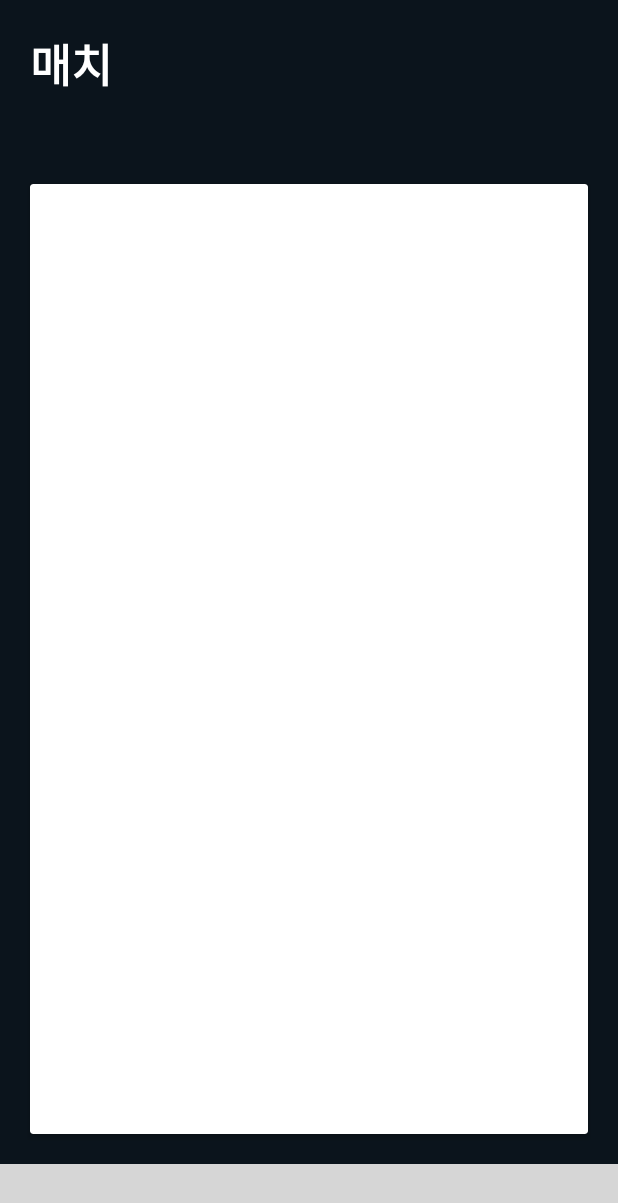
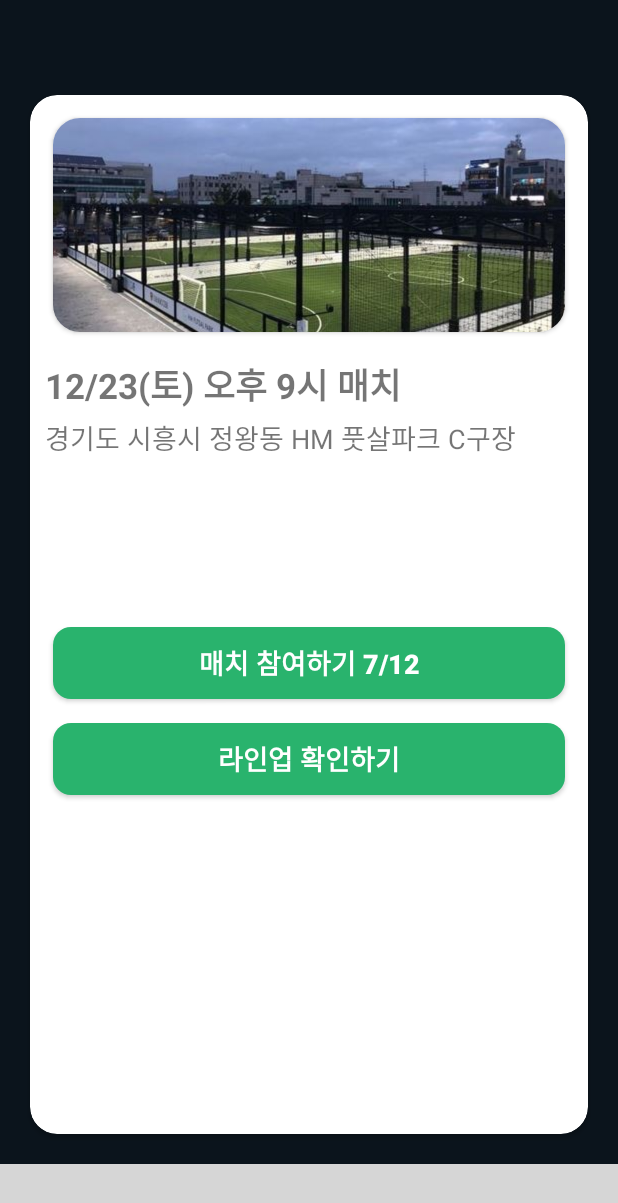
Before and after one commit to wakawakaProject/waka_waka_app, an Android app built with Jetpack Compose: the layout activity_match.xml on its own in the app's theme, with its tools: preview values and no code run, on a phone screen of 412 x 824 dp. Shown: the top 1203 px of the screen. Run offline under Robolectric (Android 15) with nearby library versions, the phone set to English and light mode, and no system bars; grey boxes are pictures that could not be loaded.

Commit message:
Fix: modify xml design

```diff
--- a/app/src/main/res/layout/activity_match.xml
+++ b/app/src/main/res/layout/activity_match.xml
@@ -1,42 +1,149 @@
 <?xml version="1.0" encoding="utf-8"?>
 <LinearLayout xmlns:android="http://schemas.android.com/apk/res/android"
-    android:orientation="vertical"
+    xmlns:app="http://schemas.android.com/apk/res-auto"
     android:layout_width="match_parent"
     android:layout_height="match_parent"
-    android:background="@color/main_black">
+    android:background="@color/main_black"
+    android:orientation="vertical">
 
     <LinearLayout
         android:layout_width="match_parent"
         android:layout_height="match_parent"
-        android:layout_weight="4.8">
+        android:layout_weight="8.6">
 
         <TextView
             android:id="@+id/match_title"
             android:layout_width="match_parent"
             android:layout_height="match_parent"
             android:layout_margin="20dp"
+            android:fontFamily="@font/line_seed_font"
+            android:text="매치"
             android:textColor="@color/white"
-            android:text="매치"
-            android:textSize="30dp"
-            android:textStyle="bold">
-        </TextView>
+            android:textSize="26dp"
+            android:textStyle="bold"></TextView>
 
     </LinearLayout>
 
     <LinearLayout
         android:layout_width="match_parent"
         android:layout_height="match_parent"
-        android:layout_weight="1">
+        android:layout_weight="1"
+        android:orientation="vertical">
 
         <androidx.cardview.widget.CardView
             android:layout_width="match_parent"
             android:layout_height="match_parent"
-            android:layout_margin="20dp">
+            android:layout_marginStart="20dp"
+            android:layout_marginTop="20dp"
+            android:layout_marginEnd="20dp"
+            android:layout_marginBottom="20dp"
+            app:cardCornerRadius="18dp">
+
+            <LinearLayout
+                android:layout_width="match_parent"
+                android:layout_height="match_parent"
+                android:orientation="vertical">
+
+                <LinearLayout
+                    android:layout_width="match_parent"
+                    android:layout_height="match_parent"
+                    android:layout_weight="1"
+                    android:orientation="vertical">
+                    <androidx.cardview.widget.CardView
+                        android:layout_width="match_parent"
+                        android:layout_height="wrap_content"
+                        android:layout_margin="15dp"
+                        app:cardCornerRadius="18dp">
+
+                        <ImageView
+                            android:layout_width="match_parent"
+                            android:layout_height="wrap_content"
+                            android:scaleType="centerCrop"
+                            android:src="@drawable/ground_example">
+
+                        </ImageView>
+
+
+                    </androidx.cardview.widget.CardView>
+
+                </LinearLayout>
+
+
+                <LinearLayout
+                    android:layout_width="match_parent"
+                    android:layout_height="match_parent"
+                    android:layout_weight="1"
+                    android:orientation="vertical">
+
+                    <TextView
+                        android:layout_width="match_parent"
+                        android:layout_height="wrap_content"
+                        android:layout_marginLeft="10dp"
+                        android:layout_marginTop="2dp"
+                        android:layout_marginRight="10dp"
+                        android:layout_marginBottom="2dp"
+                        android:text="12/23(토) 오후 9시 매치"
+                        android:textSize="23sp"
+                        android:textStyle="bold">
+
+                    </TextView>
+
+                    <TextView
+                        android:layout_width="match_parent"
+                        android:layout_height="wrap_content"
+                        android:layout_marginLeft="10dp"
+                        android:layout_marginTop="2dp"
+                        android:layout_marginRight="10dp"
+                        android:layout_marginBottom="2dp"
+                        android:text="경기도 시흥시 정왕동 HM 풋살파크 C구장"
+                        android:textSize="18sp">
+
+                    </TextView>
+                </LinearLayout>
+
+                <LinearLayout
+                    android:layout_width="match_parent"
+                    android:layout_height="match_parent"
+                    android:layout_weight="1"
+                    android:orientation="vertical">
+
+                    <Button
+                        android:layout_width="match_parent"
+                        android:layout_height="wrap_content"
+                        android:background="@drawable/round_button"
+                        android:layout_marginHorizontal="15dp"
+                        android:layout_marginVertical="8dp"
+                        android:text="매치 참여하기 7/12"
+                        android:textStyle="bold"
+                        android:textColor="@color/white"
+                        android:textSize="18dp"
+                        />
+                    <Button
+                        android:layout_width="match_parent"
+                        android:layout_height="wrap_content"
+                        android:background="@drawable/round_button"
+                        android:layout_marginHorizontal="15dp"
+                        android:layout_marginVertical="8dp"
+                        android:text="라인업 확인하기"
+                        android:textStyle="bold"
+                        android:textColor="@color/white"
+                        android:textSize="18dp"/>
+
+                </LinearLayout>
+                <LinearLayout
+                    android:layout_width="match_parent"
+                    android:layout_height="match_parent"
+                    android:layout_weight="1"
+                    android:orientation="vertical">
+
+                </LinearLayout>
+
+
+            </LinearLayout>
         </androidx.cardview.widget.CardView>
+    </LinearLayout>
 
-    </LinearLayout>
-<!---->
 
-    <include layout="@layout/bottom_navigation_view"/>
+    <include layout="@layout/tablayout_view"></include>
 
 </LinearLayout>
```
